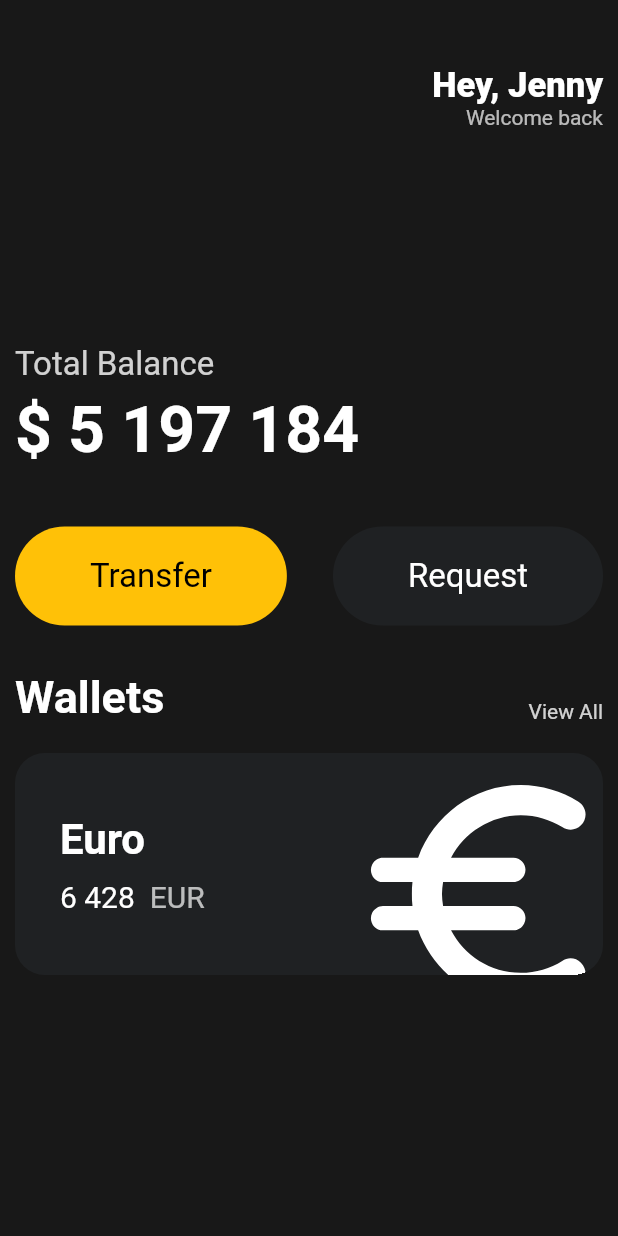
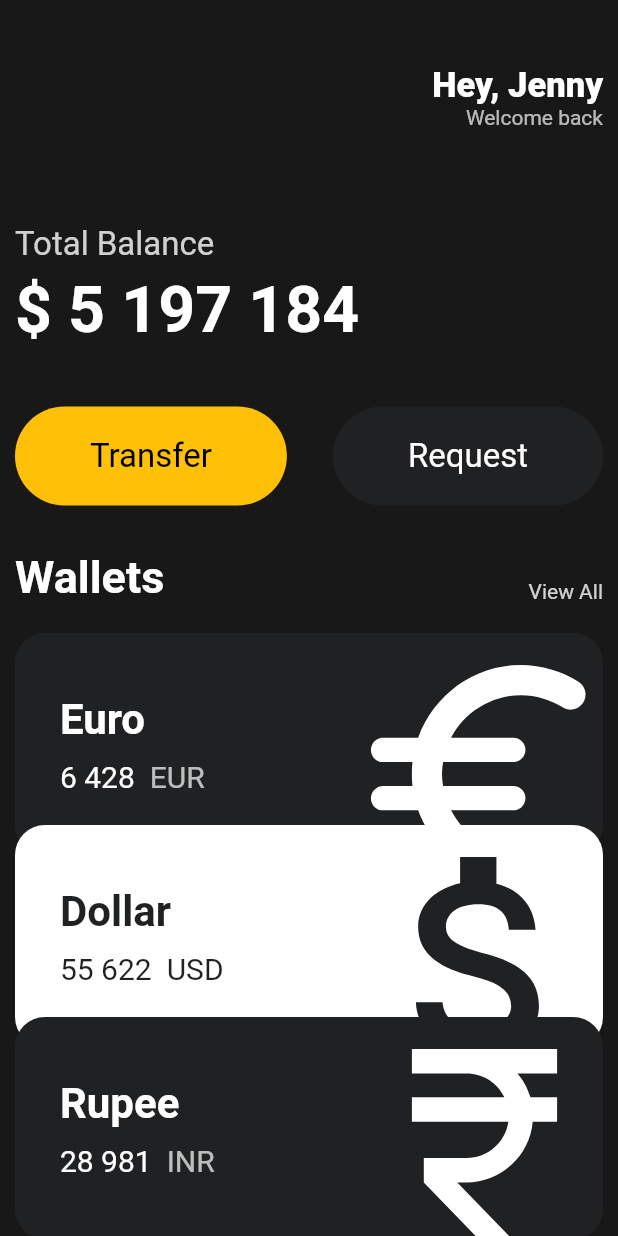
Before and after one commit to ayoung0073/flutter-practice, a Flutter app: the screen it shows after launch, on a phone screen of 412 x 824 dp. Run offline on Flutter 3.47's test engine with Material 2 defaults, Android fonts, the phone set to English and light mode, and no system bars.

Commit message:
feat: make card reusable and transform

```diff
--- a/toonflix/lib/main.dart
+++ b/toonflix/lib/main.dart
@@ -1,5 +1,6 @@
 import 'package:flutter/material.dart';
 import 'package:toonflix/widgets/button.dart';
+import 'package:toonflix/widgets/currency_card.dart';
 
 void main() {
   runApp(const App());
@@ -30,7 +31,8 @@ class App extends StatelessWidget {
         home: Scaffold(
             // home: 우리 앱의 home에 있을 때 보여진다.
             backgroundColor: const Color(0xFF181818),
-            body: Padding(
+            body: SingleChildScrollView(
+              child: Padding(
                 padding: const EdgeInsets.symmetric(horizontal: 10),
                 child: Column(
                   crossAxisAlignment: CrossAxisAlignment.start,
@@ -64,7 +66,7 @@ class App extends StatelessWidget {
                       ],
                     ),
                     const SizedBox(
-                    height: 100,
+                      height: 20,
                     ),
                     Text(
                       "Total Balance",
@@ -119,78 +121,44 @@ class App extends StatelessWidget {
                         Text(
                           "View All",
                           // 컴파일할 때 알기 힘든 값인 opacity 값을 담은 함수를 쓰고있어서 const를 생략해야 한다.
-                        style: TextStyle(color: Colors.white.withOpacity(0.8)),
+                          style:
+                              TextStyle(color: Colors.white.withOpacity(0.8)),
                         ),
                       ],
                     ),
                     const SizedBox(
                       height: 20,
                     ),
-                  Container(
-                    // 어떤 아이템이 overflow 되었을 때 Container로 하여금 어떻게 동작할 건지 설정
-                    clipBehavior: Clip.hardEdge, // hardEdge: 나머지 부분을 잘라낸다.
-                    // Container의 decoration 기능!
-                    decoration: BoxDecoration(
-                        color: const Color(0xFF1F2123),
-                        borderRadius: BorderRadius.circular(20)),
-                    child: Padding(
-                      padding: const EdgeInsets.all(30),
-                      child: Row(
-                          mainAxisAlignment: MainAxisAlignment.spaceBetween,
-                          children: [
-                            Column(
-                              crossAxisAlignment: CrossAxisAlignment.start,
-                              children: [
-                                const Text(
-                                  "Euro",
-                                  style: TextStyle(
-                                      color: Colors.white,
-                                      fontSize: 28,
-                                      fontWeight: FontWeight.w600),
+                    const CurrencyCard(
+                      name: "Euro",
+                      code: "EUR",
+                      amount: "6 428",
+                      icon: Icons.euro_rounded,
+                      isInverted: false,
                     ),
-                                const SizedBox(
-                                  height: 10,
-                                ),
-                                Row(
-                                  children: [
-                                    const Text(
-                                      "6 428",
-                                      style: TextStyle(
-                                        color: Colors.white,
-                                        fontSize: 20,
+                    Transform.translate(
+                      // 카드끼리 포개지게 함
+                      offset: const Offset(0, -20),
+                      child: const CurrencyCard(
+                        name: "Dollar",
+                        code: "USD",
+                        amount: "55 622",
+                        icon: Icons.attach_money_outlined,
+                        isInverted: true,
                       ),
                     ),
-                                    const SizedBox(
-                                      width: 10,
-                                    ),
-                                    Text(
-                                      "EUR",
-                                      style: TextStyle(
-                                        color: Colors.white.withOpacity(0.7),
-                                        fontSize: 20,
+                    Transform.translate(
+                      offset: const Offset(0, -40),
+                      child: const CurrencyCard(
+                        name: "Rupee",
+                        code: "INR",
+                        amount: "28 981",
+                        icon: Icons.currency_rupee_outlined,
+                        isInverted: false,
                       ),
                     ),
                   ],
-                                )
-                              ],
                 ),
-                            Transform.translate(
-                              // 아이콘 이동시키기
-                              offset: const Offset(-5, 20),
-                              child: Transform.scale(
-                                // 스케일 업
-                                scale: 2.2,
-                                child: const Icon(
-                                  Icons.euro_rounded,
-                                  color: Colors.white,
-                                  size: 88,
-                                ),
-                              ),
-                            )
-                          ]),
-                    ),
-                  ),
-                ],
               ),
             )));
   }
--- /dev/null
+++ b/toonflix/lib/widgets/currency_card.dart
@@ -0,0 +1,89 @@
+import 'package:flutter/material.dart';
+
+// 가변 데이터: 통화 이름, 통화 코드, 통화량, 통화 아이콘
+class CurrencyCard extends StatelessWidget {
+  final String name, code, amount;
+  final IconData icon;
+  final bool isInverted;
+
+  // 앞에 언더바를 붙이는 건, private 하게 만들겠다는 선언이다.
+  final _blackColor = const Color(0xFF1F2123);
+
+  const CurrencyCard({
+    super.key,
+    required this.name,
+    required this.code,
+    required this.amount,
+    required this.icon,
+    required this.isInverted,
+  });
+
+  @override
+  Widget build(BuildContext context) {
+    return Container(
+      // 어떤 아이템이 overflow 되었을 때 Container로 하여금 어떻게 동작할 건지 설정
+      clipBehavior: Clip.hardEdge, // hardEdge: 나머지 부분을 잘라낸다.
+      // Container의 decoration 기능!
+      decoration: BoxDecoration(
+          color: isInverted ? Colors.white : _blackColor,
+          borderRadius: BorderRadius.circular(20)),
+      child: Padding(
+        padding: const EdgeInsets.all(30),
+        child:
+            Row(mainAxisAlignment: MainAxisAlignment.spaceBetween, children: [
+          Column(
+            crossAxisAlignment: CrossAxisAlignment.start,
+            children: [
+              Text(
+                name,
+                style: TextStyle(
+                    color: isInverted ? _blackColor : Colors.white,
+                    fontSize: 28,
+                    fontWeight: FontWeight.w600),
+              ),
+              const SizedBox(
+                height: 10,
+              ),
+              Row(
+                children: [
+                  Text(
+                    amount,
+                    style: TextStyle(
+                      color: isInverted ? _blackColor : Colors.white,
+                      fontSize: 20,
+                    ),
+                  ),
+                  const SizedBox(
+                    width: 10,
+                  ),
+                  Text(
+                    code,
+                    style: TextStyle(
+                      color: isInverted
+                          ? _blackColor
+                          : Colors.white.withOpacity(0.7),
+                      fontSize: 20,
+                    ),
+                  ),
+                ],
+              )
+            ],
+          ),
+          Transform.translate(
+            // 아이콘 이동시키기
+            offset: const Offset(-5, 20),
+            child: Transform.scale(
+              // 스케일 업
+              scale: 2.2,
+              child: Icon(
+                icon,
+                color: isInverted ? _blackColor : Colors.white,
+                size: 88,
+              ),
+            ),
+          )
+        ]),
+      ),
+    );
+  }
+}
```
Lines whose indentation alone changed are shown as unchanged.
